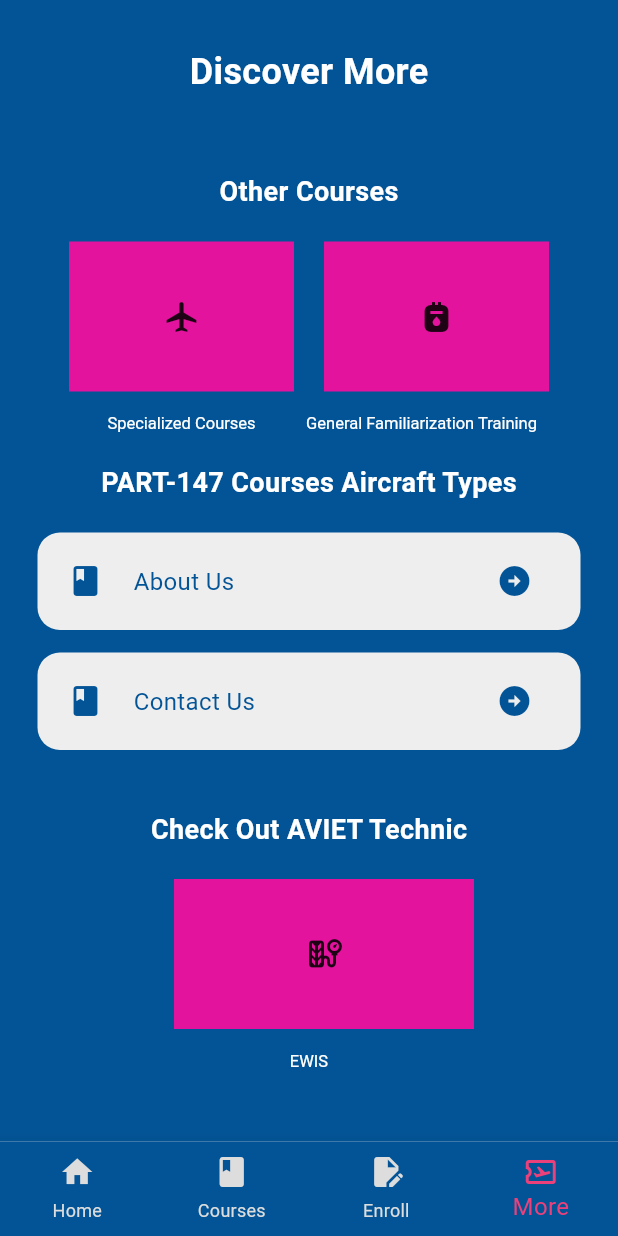
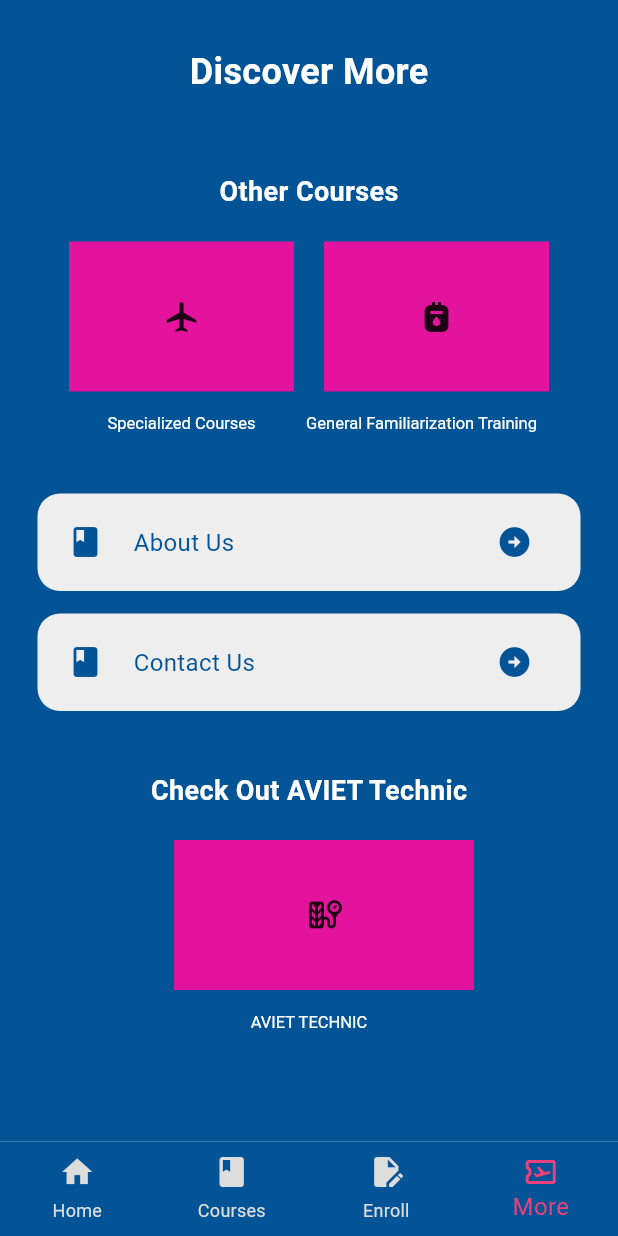
Before and after one commit to Matthias-Ab/AVIET, a Flutter app: the screen it shows after launch, item 4 of the bottom bar chosen, on a phone screen of 412 x 824 dp. Run offline on Flutter 3.47's test engine with Material 3 defaults, Android fonts, the phone set to English and light mode, and no system bars; network calls fail.

Commit message:
modified:   lib/pages/menu.dart

```diff
--- a/lib/pages/menu.dart
+++ b/lib/pages/menu.dart
@@ -152,17 +152,17 @@
 
               // UPCOMING COURSES
 
-              const Row(
-                mainAxisAlignment: MainAxisAlignment.spaceAround,
-                children: [
-                  Text("PART-147 Courses Aircraft Types",
-                      style: TextStyle(
-                        color: Color.fromARGB(255, 255, 255, 255),
-                        fontSize: 18,
-                        fontWeight: FontWeight.bold,
-                      ))
-                ],
-              ),
+              // const Row(
+              //   mainAxisAlignment: MainAxisAlignment.spaceAround,
+              //   children: [
+              //     Text("PART-147 Courses Aircraft Types",
+              //         style: TextStyle(
+              //           color: Color.fromARGB(255, 255, 255, 255),
+              //           fontSize: 18,
+              //           fontWeight: FontWeight.bold,
+              //         ))
+              //   ],
+              // ),
 
               // Aribus and Boeing List View
 
@@ -327,7 +327,7 @@
                       ),
                       RichText(
                           text: const TextSpan(
-                              text: 'EWIS',
+                              text: 'AVIET TECHNIC',
                               style: TextStyle(
                                 color: Color.fromARGB(255, 255, 255, 255),
                                 fontSize: 11,
```
